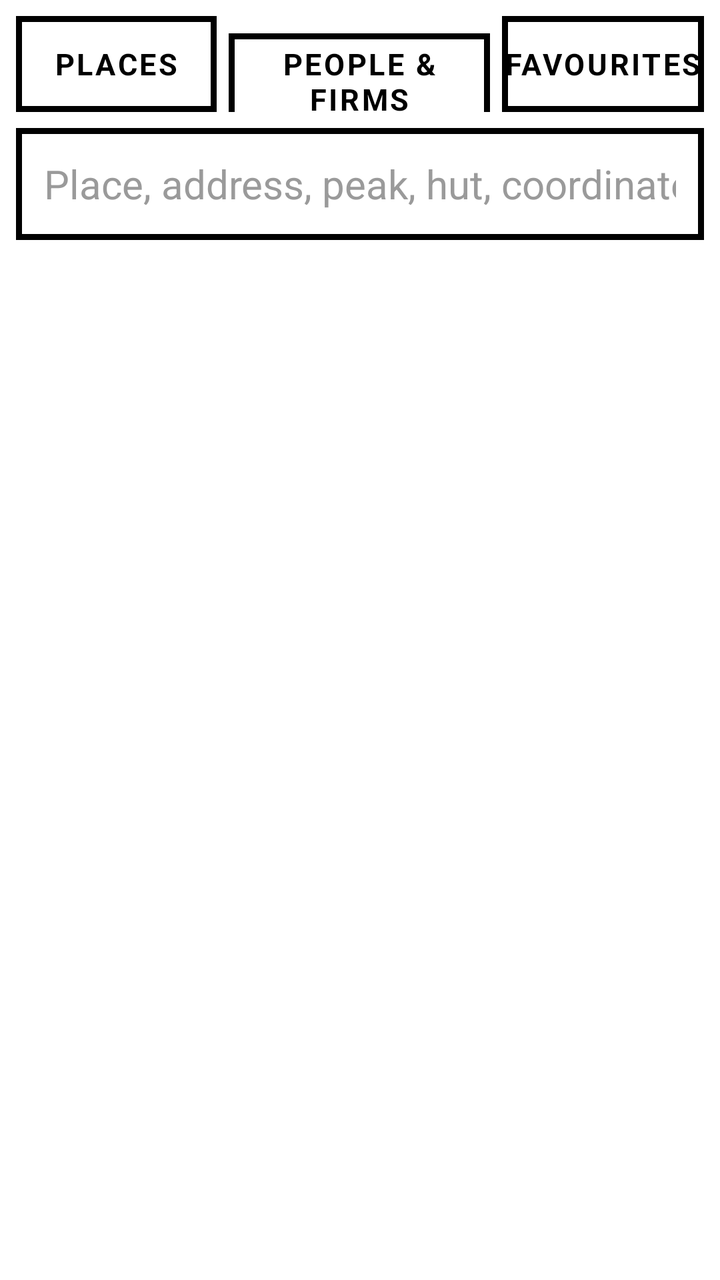
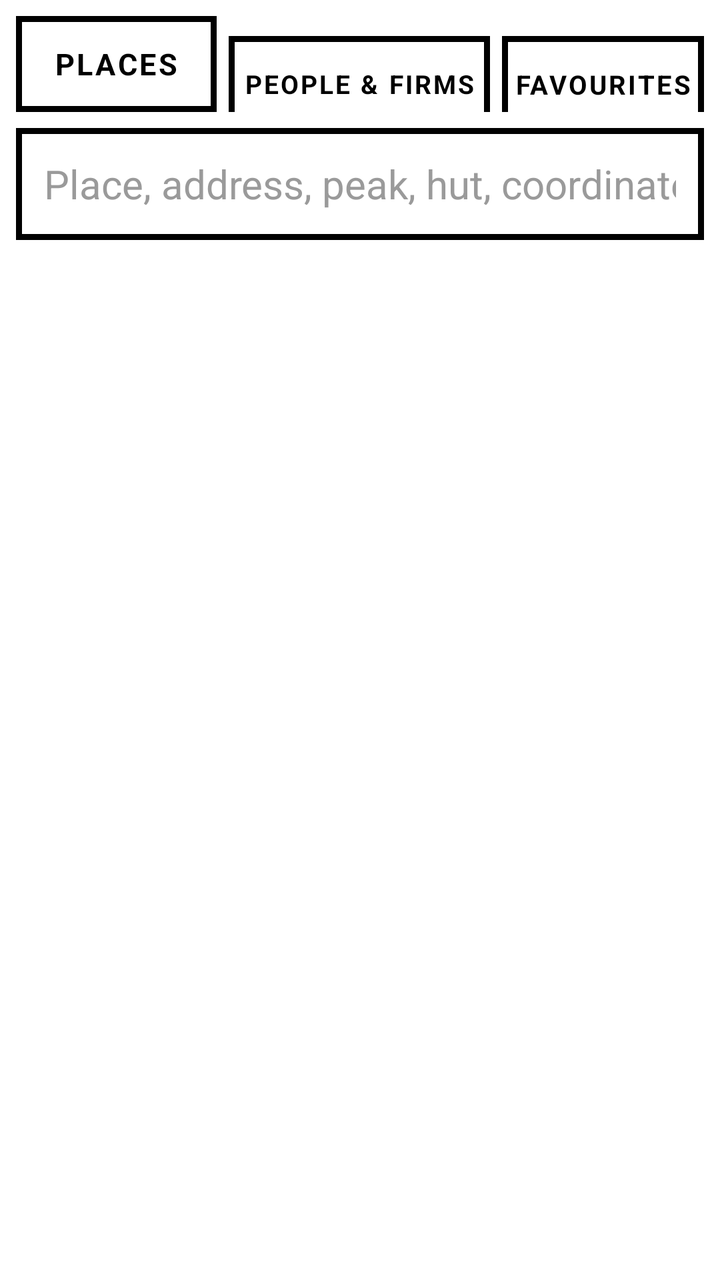

Two renders of the same Android screen: before a commit and after it. Below are the layout's source before the change and the commit's diff.
<!-- AndroidManifest.xml: application theme Theme.Sbh -->
<!-- res/layout/activity_search.xml -->
<?xml version="1.0" encoding="utf-8"?>
<LinearLayout xmlns:android="http://schemas.android.com/apk/res/android"
    android:layout_width="match_parent" android:layout_height="match_parent"
    android:orientation="vertical" android:background="@color/paper" android:padding="8dp">
    <LinearLayout android:layout_width="match_parent" android:layout_height="wrap_content" android:orientation="horizontal">
        <TextView android:id="@+id/btnPlaces" style="@style/Btn" android:layout_width="0dp" android:layout_weight="1"
            android:layout_height="48dp" android:text="@string/places" android:textSize="15sp"/>
        <TextView android:id="@+id/btnPeople" style="@style/Btn" android:layout_width="0dp" android:layout_weight="1.3"
            android:layout_height="48dp" android:layout_marginStart="6dp" android:text="@string/people" android:textSize="15sp"/>
        <TextView android:id="@+id/btnFavs" style="@style/Btn" android:layout_width="0dp" android:layout_weight="1"
            android:layout_height="48dp" android:layout_marginStart="6dp" android:text="@string/favourites" android:textSize="15sp"/>
    </LinearLayout>
    <EditText android:id="@+id/query" android:layout_width="match_parent" android:layout_height="56dp"
        android:layout_marginTop="8dp" android:hint="@string/search_hint" android:textSize="20sp" android:inputType="text"
        android:imeOptions="actionSearch" android:background="@drawable/btn" android:paddingStart="14dp"
        android:paddingEnd="14dp" android:textColor="@color/ink" android:textColorHint="@color/grey"
        android:singleLine="true"/>
    <TextView android:id="@+id/credit" android:layout_width="match_parent" android:layout_height="wrap_content"
        android:textSize="12sp" android:textColor="@color/grey" android:paddingTop="6dp" android:visibility="gone"/>
    <LinearLayout android:id="@+id/favRow" android:layout_width="match_parent" android:layout_height="wrap_content"
        android:orientation="horizontal" android:layout_marginTop="8dp" android:visibility="gone">
        <TextView android:id="@+id/btnImport" style="@style/Btn" android:layout_width="0dp" android:layout_weight="1"
            android:layout_height="48dp" android:text="@string/import_places" android:textSize="15sp"/>
        <TextView android:id="@+id/btnExport" style="@style/Btn" android:layout_width="0dp" android:layout_weight="1"
            android:layout_height="48dp" android:layout_marginStart="6dp" android:text="@string/export_places" android:textSize="15sp"/>
    </LinearLayout>
    <ListView android:id="@+id/list" android:layout_width="match_parent" android:layout_height="match_parent"
        android:layout_marginTop="8dp" android:divider="@color/ink" android:dividerHeight="1dp"/>
</LinearLayout>
<!-- resources referenced by this layout -->
<resources>
  <color name="grey">#9A9A9A</color>
  <color name="ink">#000000</color>
  <color name="paper">#FFFFFF</color>
  <!-- drawable btn (drawable) -->
  <?xml version="1.0" encoding="utf-8"?>
  <selector xmlns:android="http://schemas.android.com/apk/res/android">
      <item android:state_pressed="true">
          <shape><solid android:color="@color/ink"/><stroke android:width="3dp" android:color="@color/ink"/></shape>
      </item>
      <item android:state_enabled="false">
          <shape><solid android:color="@color/paper"/><stroke android:width="3dp" android:color="@color/grey"/></shape>
      </item>
      <item>
          <shape><solid android:color="@color/paper"/><stroke android:width="3dp" android:color="@color/ink"/></shape>
      </item>
  </selector>
  <string name="export_places">EXPORT</string>
  <string name="favourites">FAVOURITES</string>
  <string name="import_places">IMPORT</string>
  <string name="people">PEOPLE &amp; FIRMS</string>
  <string name="places">PLACES</string>
  <string name="search_hint">Place, address, peak, hut, coordinates…</string>
  <style name="Btn">
          <item name="android:background">@drawable/btn</item>
          <item name="android:textColor">@drawable/btn_text</item>
          <item name="android:textSize">17sp</item>
          <item name="android:textStyle">bold</item>
          <item name="android:gravity">center</item>
          <item name="android:letterSpacing">0.08</item>
          <item name="android:minHeight">56dp</item>
          <item name="android:minWidth">56dp</item>
          <item name="android:padding">0dp</item>
          <item name="android:stateListAnimator">@null</item>
          <item name="android:textAllCaps">true</item>
      </style>
  <style name="Theme.Sbh" parent="Theme.AppCompat.Light.NoActionBar">
          <item name="android:statusBarColor">@color/ink</item>
          <item name="android:navigationBarColor">@color/ink</item>
          <item name="android:windowBackground">@color/paper</item>
          <item name="android:textColor">@color/ink</item>
          <item name="colorAccent">@color/ink</item>
          <item name="colorPrimary">@color/ink</item>
          <item name="android:fontFamily">sans-serif</item>
          <item name="android:windowLightStatusBar">false</item>
          <item name="android:windowLightNavigationBar">false</item>
      </style>
  <!-- drawable btn_text (drawable) -->
  <?xml version="1.0" encoding="utf-8"?>
  <selector xmlns:android="http://schemas.android.com/apk/res/android">
      <item android:state_pressed="true" android:color="@color/paper"/>
      <item android:state_enabled="false" android:color="@color/grey"/>
      <item android:color="@color/ink"/>
  </selector>
</resources>

<!-- the commit's change to res/layout/activity_search.xml (unified diff, before → after) -->
@@ -4,11 +4,11 @@
     android:orientation="vertical" android:background="@color/paper" android:padding="8dp">
     <LinearLayout android:layout_width="match_parent" android:layout_height="wrap_content" android:orientation="horizontal">
         <TextView android:id="@+id/btnPlaces" style="@style/Btn" android:layout_width="0dp" android:layout_weight="1"
-            android:layout_height="48dp" android:text="@string/places" android:textSize="15sp"/>
+            android:layout_height="48dp" android:autoSizeMaxTextSize="15sp" android:text="@string/places"/>
         <TextView android:id="@+id/btnPeople" style="@style/Btn" android:layout_width="0dp" android:layout_weight="1.3"
-            android:layout_height="48dp" android:layout_marginStart="6dp" android:text="@string/people" android:textSize="15sp"/>
+            android:layout_height="48dp" android:layout_marginStart="6dp" android:autoSizeMaxTextSize="15sp" android:text="@string/people"/>
         <TextView android:id="@+id/btnFavs" style="@style/Btn" android:layout_width="0dp" android:layout_weight="1"
-            android:layout_height="48dp" android:layout_marginStart="6dp" android:text="@string/favourites" android:textSize="15sp"/>
+            android:layout_height="48dp" android:layout_marginStart="6dp" android:autoSizeMaxTextSize="15sp" android:text="@string/favourites"/>
     </LinearLayout>
     <EditText android:id="@+id/query" android:layout_width="match_parent" android:layout_height="56dp"
         android:layout_marginTop="8dp" android:hint="@string/search_hint" android:textSize="20sp" android:inputType="text"
@@ -20,9 +20,9 @@
     <LinearLayout android:id="@+id/favRow" android:layout_width="match_parent" android:layout_height="wrap_content"
         android:orientation="horizontal" android:layout_marginTop="8dp" android:visibility="gone">
         <TextView android:id="@+id/btnImport" style="@style/Btn" android:layout_width="0dp" android:layout_weight="1"
-            android:layout_height="48dp" android:text="@string/import_places" android:textSize="15sp"/>
+            android:layout_height="48dp" android:text="@string/import_places"/>
         <TextView android:id="@+id/btnExport" style="@style/Btn" android:layout_width="0dp" android:layout_weight="1"
-            android:layout_height="48dp" android:layout_marginStart="6dp" android:text="@string/export_places" android:textSize="15sp"/>
+            android:layout_height="48dp" android:layout_marginStart="6dp" android:text="@string/export_places"/>
     </LinearLayout>
     <ListView android:id="@+id/list" android:layout_width="match_parent" android:layout_height="match_parent"
         android:layout_marginTop="8dp" android:divider="@color/ink" android:dividerHeight="1dp"/>
<!-- resource entries referenced after the edit -->
@@ -34,6 +34,12 @@
           <item name="android:padding">0dp</item>
           <item name="android:stateListAnimator">@null</item>
           <item name="android:textAllCaps">true</item>
+          <item name="android:maxLines">1</item>
+          <item name="android:autoSizeTextType">uniform</item>
+          <item name="android:autoSizeMinTextSize">10sp</item>
+          <item name="android:autoSizeMaxTextSize">17sp</item>
+          <item name="android:paddingStart">6dp</item>
+          <item name="android:paddingEnd">6dp</item>
       </style>
   <style name="Theme.Sbh" parent="Theme.AppCompat.Light.NoActionBar">
           <item name="android:statusBarColor">@color/ink</item>
